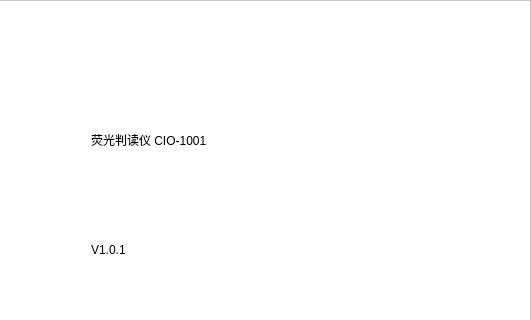
This is gui/about.ui in mysondrink/qt0922 as Qt 5 draws it before an edit; both pictures show x 269 to 800 and y 0 to 320 of the 800 by 450 pixel window. The edited form follows.
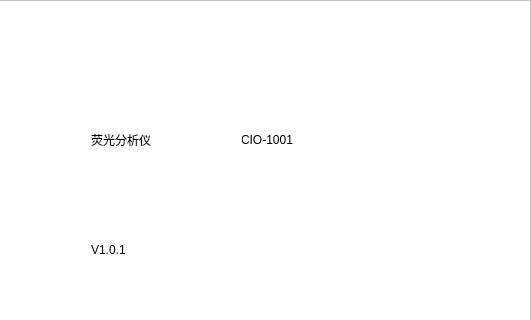
This is the edited form.

What changed in the file:
```diff
--- a/gui/about.ui
+++ b/gui/about.ui
@@ -34,9 +34,9 @@
    <widget class="QLabel" name="label_36">
     <property name="geometry">
      <rect>
-      <x>360</x>
+      <x>510</x>
       <y>110</y>
-      <width>311</width>
+      <width>221</width>
       <height>60</height>
      </rect>
     </property>
@@ -44,7 +44,7 @@
      <string notr="true">font: 20pt &quot;宋体&quot;;</string>
     </property>
     <property name="text">
-     <string>荧光判读仪 CIO-1001</string>
+     <string>CIO-1001</string>
     </property>
    </widget>
    <widget class="QLabel" name="label_35">
@@ -161,6 +161,22 @@
      <string>V1.0.1</string>
     </property>
    </widget>
+   <widget class="QLabel" name="label_2">
+    <property name="geometry">
+     <rect>
+      <x>360</x>
+      <y>110</y>
+      <width>151</width>
+      <height>60</height>
+     </rect>
+    </property>
+    <property name="styleSheet">
+     <string notr="true">font: 20pt &quot;宋体&quot;;</string>
+    </property>
+    <property name="text">
+     <string>荧光分析仪</string>
+    </property>
+   </widget>
   </widget>
  </widget>
  <resources/>
```
Left out of the diff: 2 changed lines with no effect on the pictures.
